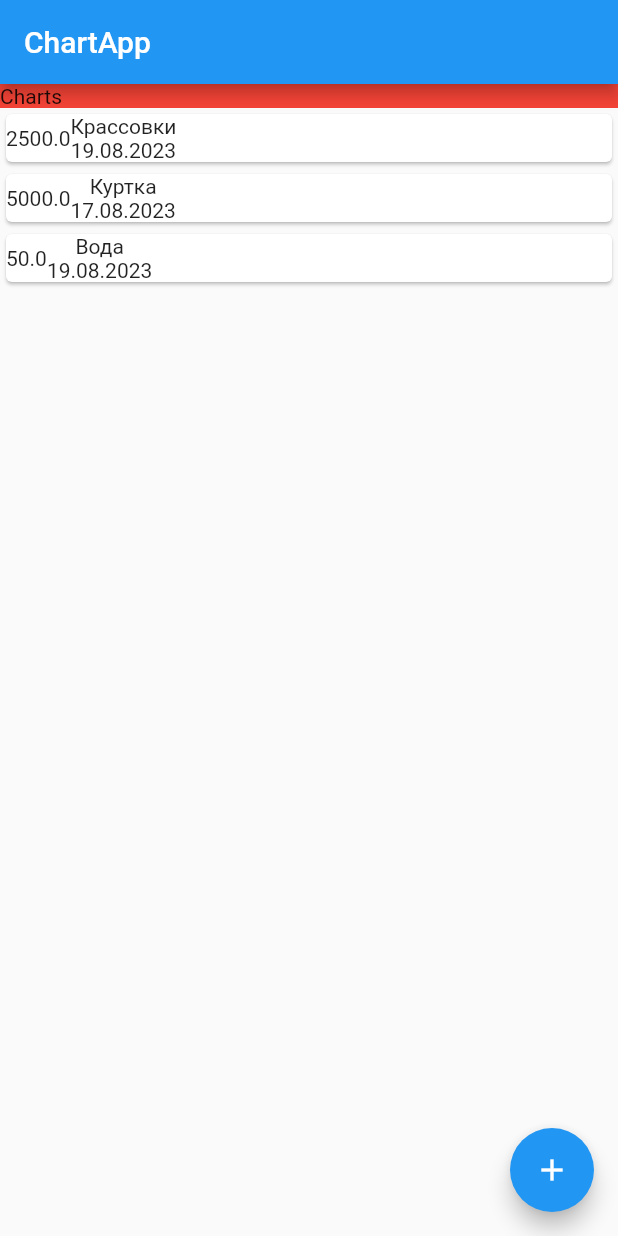
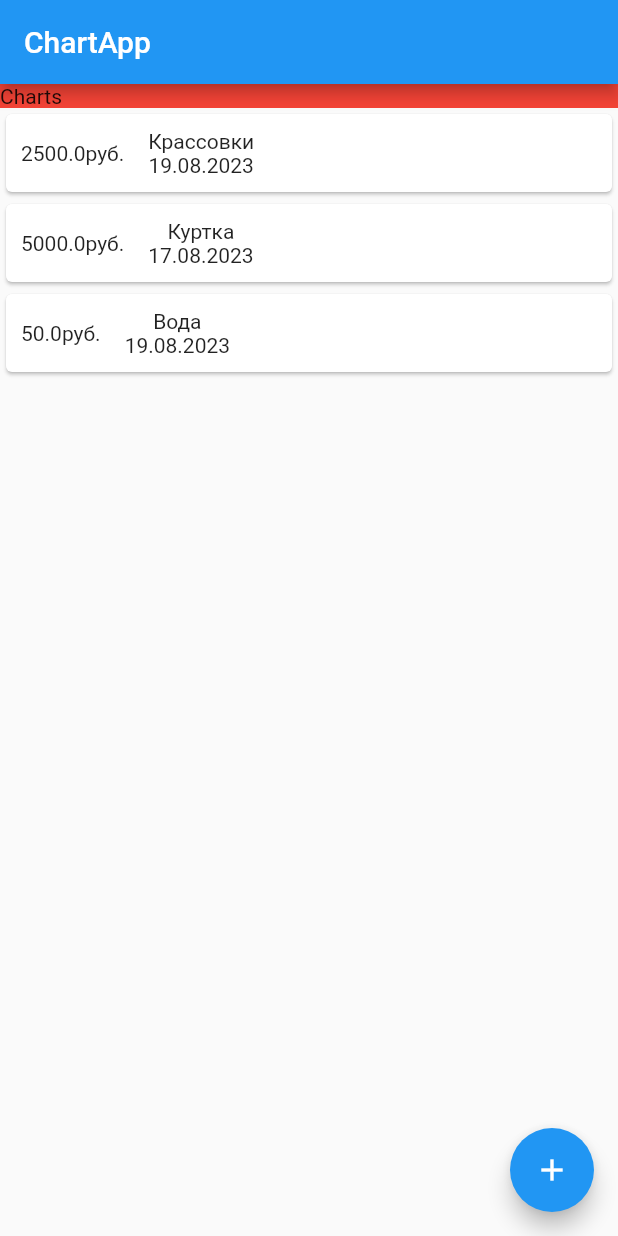
Before and after one commit to Zailabidin/chart_lesson, a Flutter app: the screen it shows after launch, on a phone screen of 412 x 824 dp. Run offline on Flutter 3.47's test engine with Material 2 defaults, Android fonts, the phone set to English and light mode, and no system bars.

Commit message:
chart_app

```diff
--- a/lib/main.dart
+++ b/lib/main.dart
@@ -46,9 +46,17 @@ class _MyHomePageState extends State<MyHomePage> {
             ]
                 .map(
                   (transaction) => Card(
+                    child: Padding(
+                      padding: const EdgeInsets.all(10.0),
                       child: Row(
                         children: [
-                        Text(transaction.count.toString()),
+                          Container(
+                            child: Text(
+                              transaction.count.toString() + "руб.",
+                              textAlign: TextAlign.center,
+                            ),
+                          ),
+                          VerticalDivider(),
                           Column(
                             children: [
                               Text(transaction.name),
@@ -56,6 +64,7 @@ class _MyHomePageState extends State<MyHomePage> {
                             ],
                           )
                         ],
+                      ),
                     ),
                   ),
                 )
```
Lines whose indentation alone changed are shown as unchanged.
